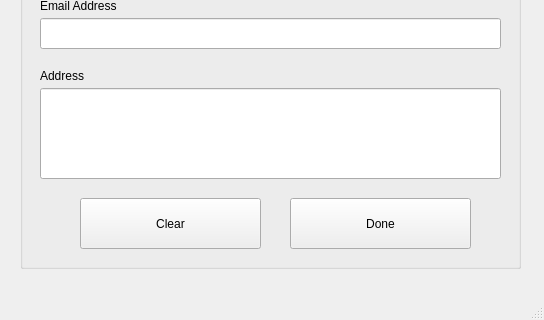
First picture: the form in Screens/EditVendors.ui, repository basil-ali-khan/Inventory-Management-System, before the edit; both pictures show x 0 to 544 and y 282 to 602 of the 544 by 602 pixel window.
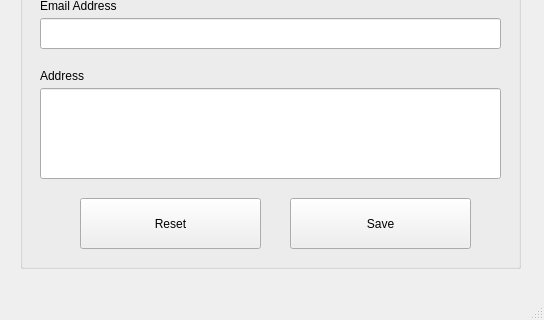
Second picture: the form after the edit.

```diff
--- a/Screens/EditVendors.ui
+++ b/Screens/EditVendors.ui
@@ -191,7 +191,7 @@
       </rect>
      </property>
      <property name="text">
-      <string>Clear</string>
+      <string>Reset</string>
      </property>
     </widget>
    </widget>
@@ -225,7 +225,7 @@
      </rect>
     </property>
     <property name="text">
-     <string>Done</string>
+     <string>Save</string>
     </property>
    </widget>
   </widget>
```
Left out of the diff: 6 changed lines with no effect on the pictures.
